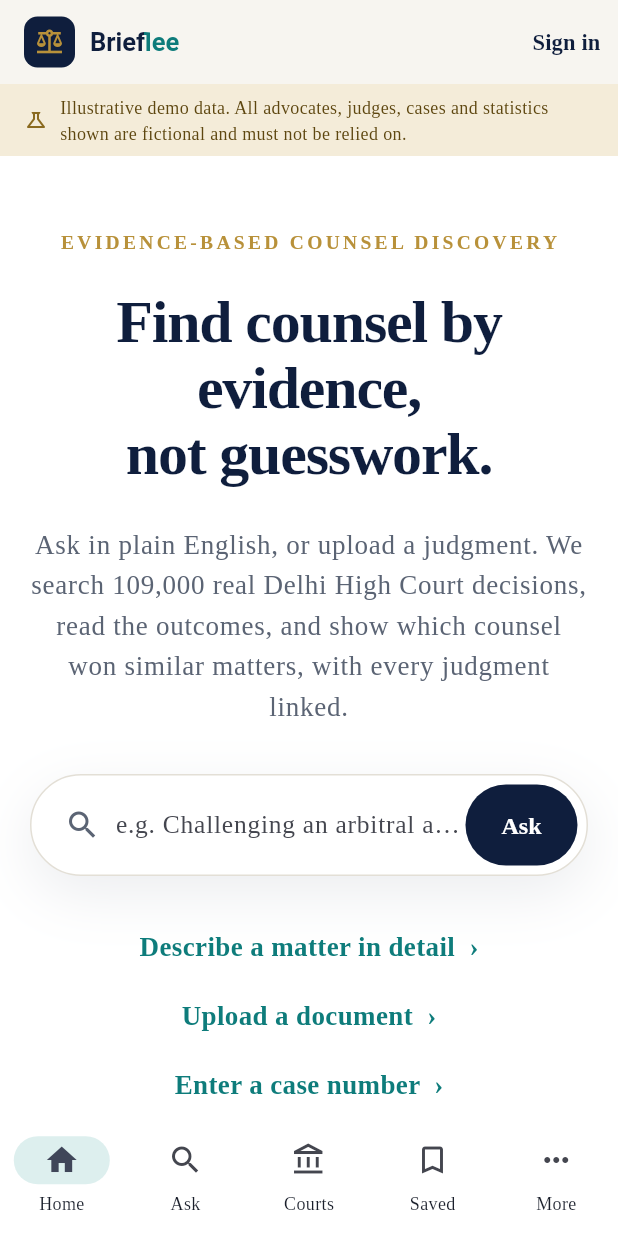
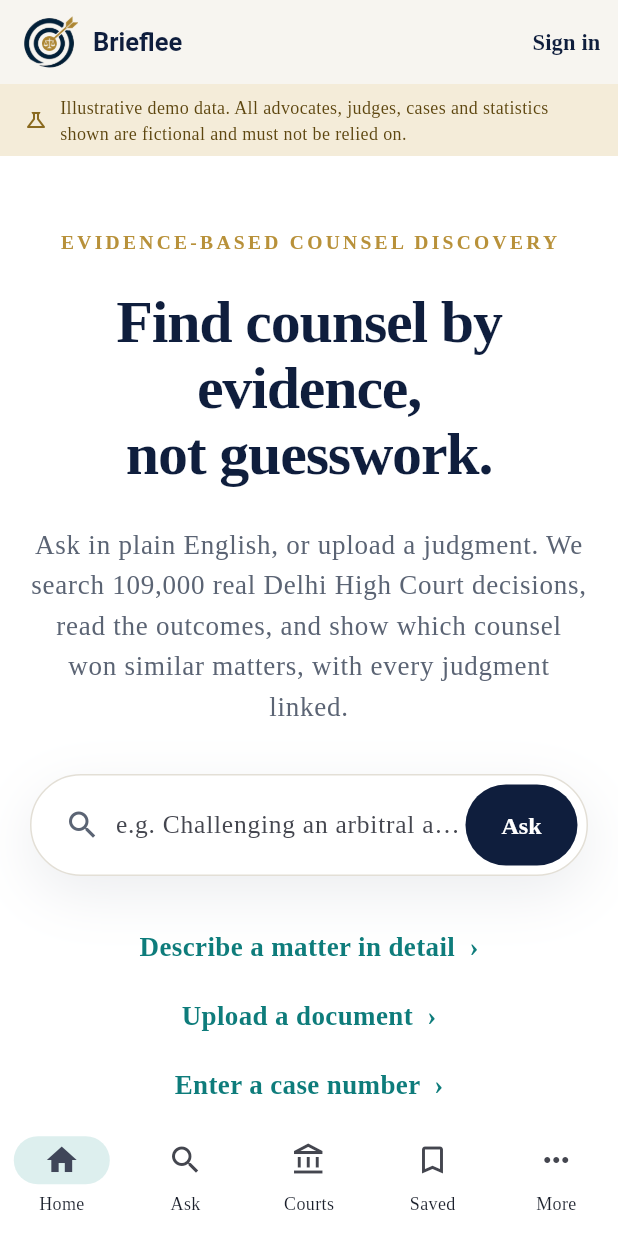
Before and after one commit to advachal/Brieflee, a Flutter app: the screen it shows after launch, on a phone screen of 412 x 824 dp. Run offline on Flutter 3.47's test engine with Material 3 defaults, Android fonts, the phone set to English and light mode, and no system bars; our stand-ins replace file_picker, flutter_riverpod, go_router, material_ui; missing offline and left inert: dart:js_interop; project files that could hold a hidden picture were left out.

Commit message:
Add Brieflee logo to header, favicon and app icons
Co-Authored-By: Claude Opus 5.5 <noreply@anthropic.com>
Claude-Session: https://claude.ai/code/session_019AALRTg2d1KKyA97mH3VyR

```diff
--- a/lib/app/app_shell.dart
+++ b/lib/app/app_shell.dart
@@ -275,17 +275,17 @@ class _Brand extends StatelessWidget {
   @override
   Widget build(BuildContext context) {
     final mark = Container(
-      width: 34,
-      height: 34,
+      width: 36,
+      height: 36,
+      padding: dark ? const EdgeInsets.all(3) : EdgeInsets.zero,
       decoration: BoxDecoration(
-        color: dark ? AppColors.gold : AppColors.navy,
+        color: dark ? Colors.white : Colors.transparent,
         borderRadius: BorderRadius.circular(9),
       ),
-      alignment: Alignment.center,
-      child: Icon(
-        Icons.balance,
-        size: 20,
-        color: dark ? AppColors.navy : AppColors.gold,
+      child: Image.asset(
+        'assets/brand/brieflee_mark.png',
+        semanticLabel: 'Brieflee logo',
+        filterQuality: FilterQuality.medium,
       ),
     );
     return Row(
@@ -298,14 +298,8 @@ class _Brand extends StatelessWidget {
             TextSpan(
               children: [
                 TextSpan(
-                  text: 'Brief',
+                  text: 'Brieflee',
                   style: TextStyle(color: dark ? Colors.white : AppColors.navy),
-                ),
-                TextSpan(
-                  text: 'lee',
-                  style: TextStyle(
-                    color: dark ? AppColors.gold : AppColors.teal,
-                  ),
                 ),
               ],
             ),
--- a/pubspec.yaml
+++ b/pubspec.yaml
@@ -77,6 +77,7 @@ flutter:
 
   assets:
     - assets/data/
+    - assets/brand/
 
   # To add assets to your application, add an assets section, like this:
   # assets:
```
Also changed, not shown: assets/brand/brieflee_logo.png (added), assets/brand/brieflee_mark.png (added), 25 other files.
